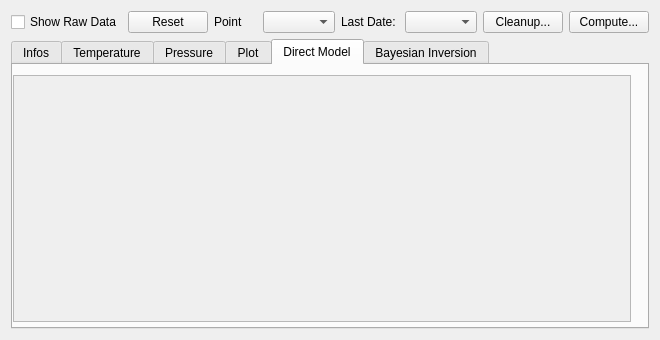
Old version of the form molonari_data/molonaviz/datapointview.ui in the repository leamailhol/MOLO-projet-interface.
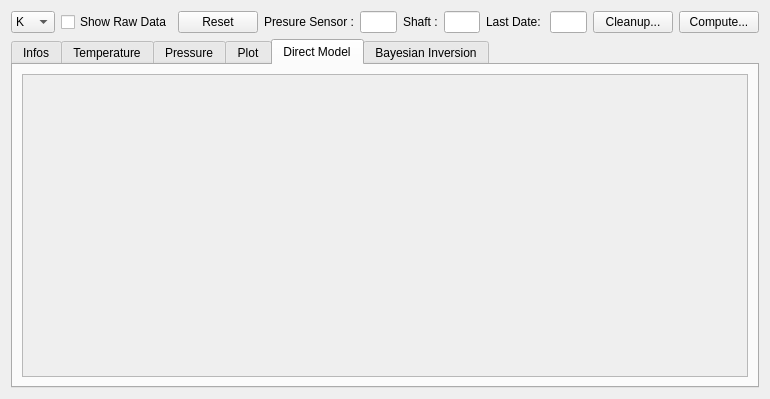
New version of the form. The open tabs and pages were chosen to show the change. Icons and pictures are not drawn.

What changed in the file:
```diff
--- a/molonari_data/molonaviz/datapointview.ui
+++ b/molonari_data/molonaviz/datapointview.ui
@@ -6,58 +6,94 @@
    <rect>
     <x>0</x>
     <y>0</y>
-    <width>660</width>
-    <height>340</height>
+    <width>770</width>
+    <height>399</height>
    </rect>
   </property>
   <property name="windowTitle">
    <string>Form</string>
   </property>
-  <layout class="QVBoxLayout" name="verticalLayout">
-   <item>
-    <layout class="QGridLayout" name="gridLayout_3">
+  <layout class="QGridLayout" name="gridLayout_6">
      <item row="0" column="0">
-      <widget class="QCheckBox" name="checkBox">
+    <layout class="QHBoxLayout" name="horizontalLayout" stretch="0,0,0,0,0,0,0,0,0,0,0">
+     <item>
+      <widget class="QComboBox" name="comboBox_TempUnit">
+       <item>
+        <property name="text">
+         <string>K</string>
+        </property>
+       </item>
+       <item>
+        <property name="text">
+         <string>°C</string>
+        </property>
+       </item>
+      </widget>
+     </item>
+     <item>
+      <widget class="QCheckBox" name="checkBox_Raw">
        <property name="text">
         <string>Show Raw Data</string>
        </property>
       </widget>
      </item>
-     <item row="0" column="1">
+     <item>
       <widget class="QPushButton" name="pushButtonReset">
        <property name="text">
         <string>Reset</string>
        </property>
       </widget>
      </item>
-     <item row="0" column="2">
+     <item>
       <widget class="QLabel" name="labelSensor">
        <property name="text">
-        <string>Point</string>
+        <string>Presure Sensor :</string>
        </property>
       </widget>
      </item>
-     <item row="0" column="3">
-      <widget class="QComboBox" name="comboBoxSensor"/>
+     <item>
+      <widget class="QLineEdit" name="lineEdit_Pressure">
+       <property name="readOnly">
+        <bool>true</bool>
+       </property>
+      </widget>
      </item>
-     <item row="0" column="4">
+     <item>
+      <widget class="QLabel" name="labelSensor_2">
+       <property name="text">
+        <string>Shaft :</string>
+       </property>
+      </widget>
+     </item>
+     <item>
+      <widget class="QLineEdit" name="lineEdit_Shaft">
+       <property name="readOnly">
+        <bool>true</bool>
+       </property>
+      </widget>
+     </item>
+     <item>
       <widget class="QLabel" name="label_2">
        <property name="text">
         <string>Last Date: </string>
        </property>
       </widget>
      </item>
-     <item row="0" column="5">
-      <widget class="QComboBox" name="comboBoxDate"/>
+     <item>
+      <widget class="QLineEdit" name="lineEdit_Date">
+       <property name="readOnly">
+        <bool>true</bool>
+       </property>
+      </widget>
      </item>
-     <item row="0" column="6">
+     <item>
       <widget class="QPushButton" name="pushButtonCleanup">
        <property name="text">
         <string>Cleanup...</string>
        </property>
       </widget>
      </item>
-     <item row="0" column="7">
+     <item>
       <widget class="QPushButton" name="pushButtonCompute">
        <property name="text">
         <string>Compute...</string>
@@ -66,7 +102,7 @@
      </item>
     </layout>
    </item>
-   <item>
+   <item row="1" column="0">
     <widget class="QTabWidget" name="tabWidget">
      <property name="currentIndex">
       <number>4</number>
@@ -210,15 +246,9 @@
       <attribute name="title">
        <string>Direct Model</string>
       </attribute>
+      <layout class="QGridLayout" name="gridLayout_3">
+       <item row="0" column="0">
       <widget class="QScrollArea" name="scrollArea_5">
-       <property name="geometry">
-        <rect>
-         <x>0</x>
-         <y>10</y>
-         <width>618</width>
-         <height>247</height>
-        </rect>
-       </property>
        <property name="widgetResizable">
         <bool>true</bool>
        </property>
@@ -227,13 +257,15 @@
          <rect>
           <x>0</x>
           <y>0</y>
-          <width>616</width>
-          <height>245</height>
+            <width>726</width>
+            <height>304</height>
          </rect>
         </property>
         <layout class="QVBoxLayout" name="layoutMeasuresTemp_3"/>
        </widget>
       </widget>
+       </item>
+      </layout>
      </widget>
      <widget class="QWidget" name="tabInversion">
       <attribute name="title">
```
Left out of the diff: 25 changed lines with no effect on the pictures. Lines whose indentation alone changed are shown as unchanged.
